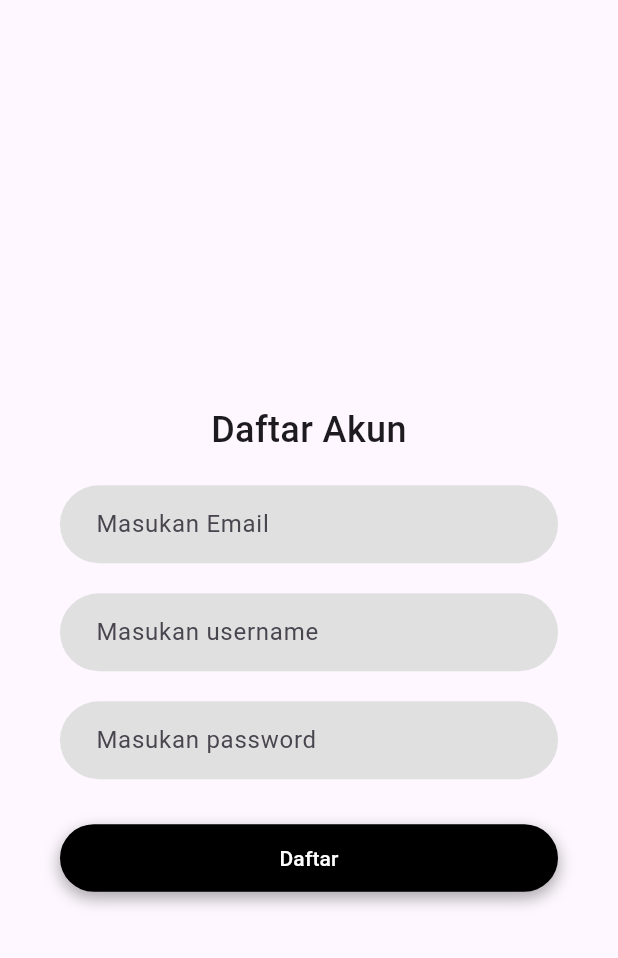
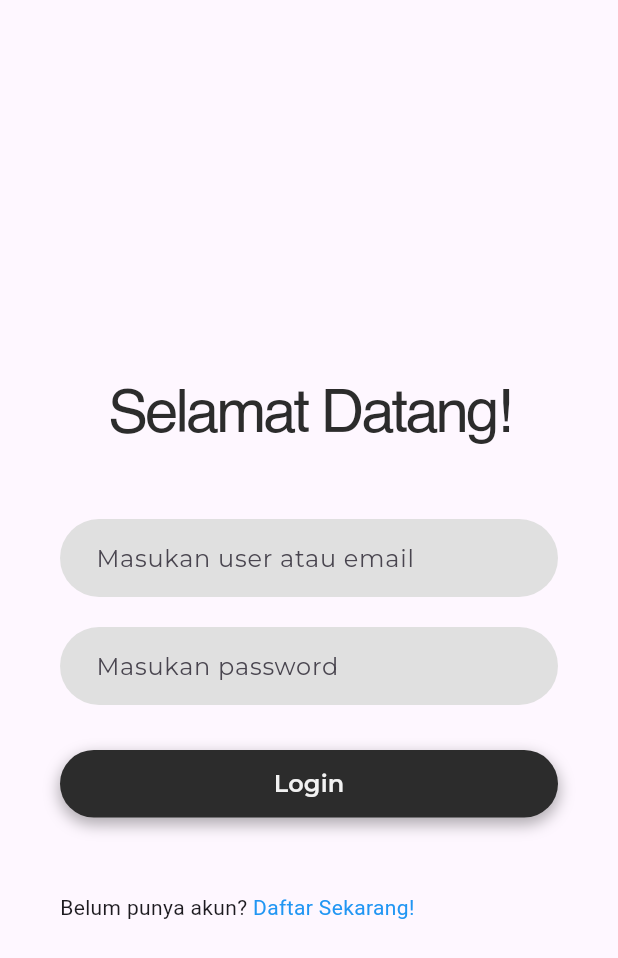
Before and after one commit to zaidanhsbi/Lapor_Sih, a Flutter app: the screen it shows after launch, on a phone screen of 412 x 824 dp. Shown: the top 958 px of the screen. Run offline on Flutter 3.47's test engine with Material 3 defaults, Android fonts, the phone set to English and light mode, and no system bars.

Commit message:
Adding Fonts & Making Login & Register UI more catchy

```diff
--- a/lib/login.dart
+++ b/lib/login.dart
@@ -1,12 +1,14 @@
 import 'package:flutter/material.dart';
+import 'package:lapor_sih/register.dart';
+import 'package:lapor_sih/utils/colors.dart';
+import 'utils/convert.dart';
 
 class Login extends StatelessWidget {
   const Login({super.key});
   @override
-
   Widget build(BuildContext context) {
     return MaterialApp(
-      title: 'Login UI',
+      title: 'Lapor Sih',
       home: const LoginScreen(),
       debugShowCheckedModeBanner: false,
     );
@@ -20,29 +22,45 @@ class LoginScreen extends StatelessWidget {
   Widget build(BuildContext context) {
     return Scaffold(
       body: Padding(
-        // Perbaiki padding atas dan bawah juga agar layout lebih proporsional
-        padding: const EdgeInsets.symmetric(horizontal: 40.0).copyWith(top: 80, bottom: 40),
+        padding: const EdgeInsets.symmetric(
+          horizontal: 40.0,
+        ).copyWith(top: 80, bottom: 40),
         child: Center(
           child: SingleChildScrollView(
             child: Column(
-              crossAxisAlignment: CrossAxisAlignment.stretch, // Supaya tombol full-width sesuai container
+              crossAxisAlignment: CrossAxisAlignment
+                  .stretch, // Supaya tombol full-width sesuai container
               children: [
-                const Text(
+                 Text(
                   "Selamat Datang!",
                   textAlign: TextAlign.center,
-                  style: TextStyle(fontSize: 24, fontWeight: FontWeight.w500),
+                  style: TextStyle(
+                    fontSize: 40,
+                    fontFamily: 'Helvetica',
+                    letterSpacing: figmaSpacing(-5, 40),
+                    color: AppColors.secondary
+                  ),
                 ),
                 const SizedBox(height: 40),
                 TextField(
                   decoration: InputDecoration(
                     filled: true,
                     fillColor: Colors.grey[300],
-                    hintText: "Masukan username atau email",
+                    hintText: "Masukan user atau email",
+                    hintStyle: TextStyle(
+                      fontSize: 16,
+                      fontFamily: "Montserrat",
+                      fontWeight: FontWeight.w400,
+
+                    ),
                     border: OutlineInputBorder(
-                      borderRadius: BorderRadius.circular(30),
+                      borderRadius: BorderRadius.circular(48),
                       borderSide: BorderSide.none,
                     ),
-                    contentPadding: const EdgeInsets.symmetric(horizontal: 20, vertical: 14),
+                    contentPadding: const EdgeInsets.symmetric(
+                      horizontal: 20,
+                      vertical: 14,
+                    ),
                   ),
                 ),
                 const SizedBox(height: 20),
@@ -52,18 +70,27 @@ class LoginScreen extends StatelessWidget {
                     filled: true,
                     fillColor: Colors.grey[300],
                     hintText: "Masukan password",
+                                        hintStyle: TextStyle(
+                      fontSize: 16,
+                      fontFamily: "Montserrat",
+                      fontWeight: FontWeight.w400,
+
+                    ),
                     border: OutlineInputBorder(
-                      borderRadius: BorderRadius.circular(30),
+                      borderRadius: BorderRadius.circular(48),
                       borderSide: BorderSide.none,
                     ),
-                    contentPadding: const EdgeInsets.symmetric(horizontal: 20, vertical: 14),
+                    contentPadding: const EdgeInsets.symmetric(
+                      horizontal: 20,
+                      vertical: 14,
+                    ),
                   ),
                 ),
                 const SizedBox(height: 30),
                 Container(
                   height: 45,
                   decoration: BoxDecoration(
-                    borderRadius: BorderRadius.circular(30),
+                    borderRadius: BorderRadius.circular(48),
                     boxShadow: [
                       BoxShadow(
                         color: Colors.black.withOpacity(0.3),
@@ -78,22 +105,37 @@ class LoginScreen extends StatelessWidget {
                       // TODO: implement login logic
                     },
                     style: ElevatedButton.styleFrom(
-                      shape: RoundedRectangleBorder(borderRadius: BorderRadius.circular(30)),
-                      backgroundColor: Colors.black,
-                      elevation: 0, // karena shadow sudah pakai boxShadow di container
+                      shape: RoundedRectangleBorder(
+                        borderRadius: BorderRadius.circular(48),
+                      ),
+                      backgroundColor: AppColors.secondary,
+                      elevation:
+                          0, // karena shadow sudah pakai boxShadow di container
                     ),
-                    child: const Text("Login", style: TextStyle(color: Colors.white),),
-
+                    child: const Text(
+                      "Login",
+                      style: TextStyle(
+                        color: AppColors.textWhite,
+                        fontSize: 16,
+                        fontFamily: "Montserrat",
+                        fontWeight: FontWeight.w600,
+                        ),
+                    ),
                   ),
                 ),
-                const SizedBox(height: 20),
+                const SizedBox(height: 50),
                 Row(
-                  mainAxisAlignment: MainAxisAlignment.center,
+                  mainAxisAlignment: MainAxisAlignment.start,
                   children: [
                     const Text("Belum punya akun? "),
                     GestureDetector(
                       onTap: () {
-                        // TODO: navigate to registration page
+                        Navigator.push(
+                          context,
+                          MaterialPageRoute(
+                            builder: (context) => const Register(),
+                          ),
+                        );
                       },
                       child: const Text(
                         "Daftar Sekarang!",
@@ -101,7 +143,7 @@ class LoginScreen extends StatelessWidget {
                       ),
                     ),
                   ],
-                )
+                ),
               ],
             ),
           ),
--- a/lib/main.dart
+++ b/lib/main.dart
@@ -1,6 +1,5 @@
 import 'package:flutter/material.dart';
 import 'package:lapor_sih/login.dart';
-import 'package:lapor_sih/register.dart';
 
 void main() {
   runApp(const MyApp());
@@ -13,7 +12,7 @@ class MyApp extends StatelessWidget {
   @override
   Widget build(BuildContext context) {
     return MaterialApp(
-      home: Register(),
+      home: Login(),
          debugShowCheckedModeBanner: false,
     );
   }
--- a/lib/register.dart
+++ b/lib/register.dart
@@ -1,12 +1,14 @@
 import 'package:flutter/material.dart';
-
+import 'package:lapor_sih/login.dart';
+import 'utils/colors.dart';
+import 'utils/convert.dart';
 class Register extends StatelessWidget {
   const Register({super.key});
   @override
 
   Widget build(BuildContext context) {
     return MaterialApp(
-      title: 'Register UI',
+      title: 'Lapor Sih',
       home: const register(),
       debugShowCheckedModeBanner: false,
     );
@@ -20,17 +22,21 @@ class register extends StatelessWidget {
   Widget build(BuildContext context) {
     return Scaffold(
       body: Padding(
-        // Perbaiki padding atas dan bawah juga agar layout lebih proporsional
         padding: const EdgeInsets.symmetric(horizontal: 40.0).copyWith(top: 80, bottom: 40),
         child: Center(
           child: SingleChildScrollView(
             child: Column(
-              crossAxisAlignment: CrossAxisAlignment.stretch, // Supaya tombol full-width sesuai container
+              crossAxisAlignment: CrossAxisAlignment.stretch,
               children: [
-                const Text(
+                 Text(
                   "Daftar Akun",
                   textAlign: TextAlign.center,
-                  style: TextStyle(fontSize: 24, fontWeight: FontWeight.w500),
+                  style: TextStyle(
+                    fontSize: 40,
+                    fontFamily: 'Helvetica',
+                    letterSpacing: figmaSpacing(-5, 40),
+                    color: AppColors.secondary
+                  ),
                 ),
                 const SizedBox(height: 20),
                 TextField(
@@ -38,6 +44,12 @@ class register extends StatelessWidget {
                     filled: true,
                     fillColor: Colors.grey[300],
                     hintText: "Masukan Email",
+                    hintStyle: TextStyle(
+                      fontSize: 16,
+                      fontFamily: "Montserrat",
+                      fontWeight: FontWeight.w400,
+
+                    ),
                     border: OutlineInputBorder(
                       borderRadius: BorderRadius.circular(30),
                       borderSide: BorderSide.none,
@@ -51,8 +63,14 @@ class register extends StatelessWidget {
                     filled: true,
                     fillColor: Colors.grey[300],
                     hintText: "Masukan username",
+                    hintStyle: TextStyle(
+                      fontSize: 16,
+                      fontFamily: "Montserrat",
+                      fontWeight: FontWeight.w400,
+
+                    ),
                     border: OutlineInputBorder(
-                      borderRadius: BorderRadius.circular(30),
+                      borderRadius: BorderRadius.circular(48),
                       borderSide: BorderSide.none,
                     ),
                     contentPadding: const EdgeInsets.symmetric(horizontal: 20, vertical: 14),
@@ -65,8 +83,14 @@ class register extends StatelessWidget {
                     filled: true,
                     fillColor: Colors.grey[300],
                     hintText: "Masukan password",
+                    hintStyle: TextStyle(
+                      fontSize: 16,
+                      fontFamily: "Montserrat",
+                      fontWeight: FontWeight.w400,
+
+                    ),
                     border: OutlineInputBorder(
-                      borderRadius: BorderRadius.circular(30),
+                      borderRadius: BorderRadius.circular(48),
                       borderSide: BorderSide.none,
                     ),
                     contentPadding: const EdgeInsets.symmetric(horizontal: 20, vertical: 14),
@@ -76,10 +100,10 @@ class register extends StatelessWidget {
                 Container(
                   height: 45,
                   decoration: BoxDecoration(
-                    borderRadius: BorderRadius.circular(30),
+                    borderRadius: BorderRadius.circular(48),
                     boxShadow: [
                       BoxShadow(
-                        color: Colors.black.withOpacity(0.3),
+                        color: AppColors.secondary.withOpacity(0.3),
                         spreadRadius: 1,
                         blurRadius: 8,
                         offset: const Offset(0, 4),
@@ -88,16 +112,38 @@ class register extends StatelessWidget {
                   ),
                   child: ElevatedButton(
                     onPressed: () {
-                      // TODO: implement login logic
+
                     },
                     style: ElevatedButton.styleFrom(
-                      shape: RoundedRectangleBorder(borderRadius: BorderRadius.circular(30)),
-                      backgroundColor: Colors.black,
-                      elevation: 0, // karena shadow sudah pakai boxShadow di container
+                      shape: RoundedRectangleBorder(borderRadius: BorderRadius.circular(48)),
+                      backgroundColor: AppColors.secondary,
+                      elevation: 0,
                     ),
-                    child: const Text("Daftar", style: TextStyle(color: Colors.white),),
+                    child: const Text("Daftar", style: TextStyle(
+                        color: AppColors.textWhite,
+                        fontSize: 16,
+                        fontFamily: "Montserrat",
+                        fontWeight: FontWeight.w600,
+                        ),
+                        ),
 
                   ),
+                ),
+                 const SizedBox(height: 50),
+                Row(
+                  mainAxisAlignment: MainAxisAlignment.start,
+                  children: [
+                    const Text("Sudah punya akun? "),
+                    GestureDetector(
+                      onTap: () {
+                        Navigator.push(context, MaterialPageRoute(builder: (context) => const Login()));
+                      },
+                      child: const Text(
+                        "Log in",
+                        style: TextStyle(color: Colors.blue),
+                      ),
+                    ),
+                  ],
                 ),
               ],
             ),
--- /dev/null
+++ b/lib/utils/colors.dart
@@ -0,0 +1,14 @@
+import 'package:flutter/material.dart';
+
+class AppColors {
+  static const background = Color(0xFFF2F2F2);
+  static const primary = Color(0xFFE0E0E0);
+  static const secondary = Color(0xFF2C2C2C);
+
+  static const success = Color(0xFF2DB833);
+  static const warning = Color(0xFFFFCA28);
+  static const danger = Color(0xFFFF0000);
+
+  static const textBlack = Color(0xFF2C2C2C);
+  static const textWhite = Color(0xFFF2F2F2);
+}
--- /dev/null
+++ b/lib/utils/convert.dart
@@ -0,0 +1,3 @@
+double figmaSpacing(double percent, double fontSize) {
+  return (percent / 100) * fontSize;
+}
```
Also changed, not shown: pubspec.yaml (+14 -1 lines), analysis_options.yaml (line endings or trailing spaces), assets/fonts/Helvetica-Regular.ttf (added), assets/fonts/Montserrat-Medium.ttf (added), assets/fonts/Montserrat-Regular.ttf (added), assets/fonts/Montserrat-SemiBold.ttf (added), assets/fonts/OpenSans-Regular.ttf (added), pubspec.lock, 83 other files.
